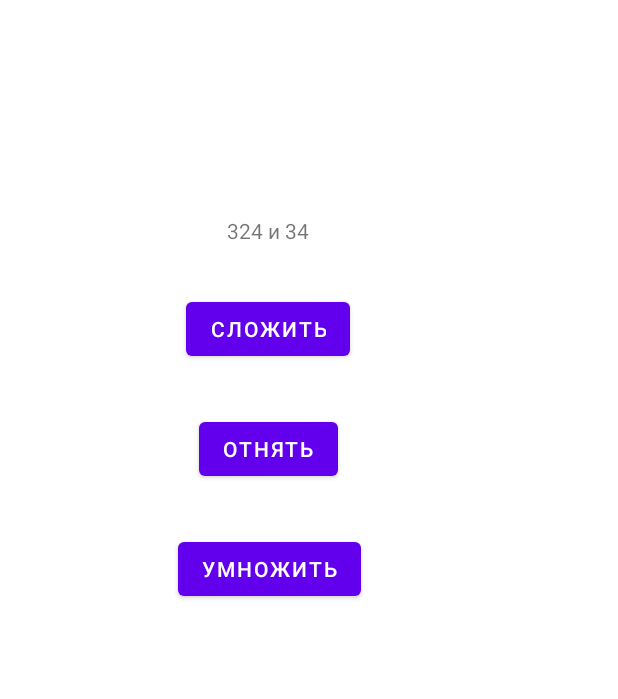
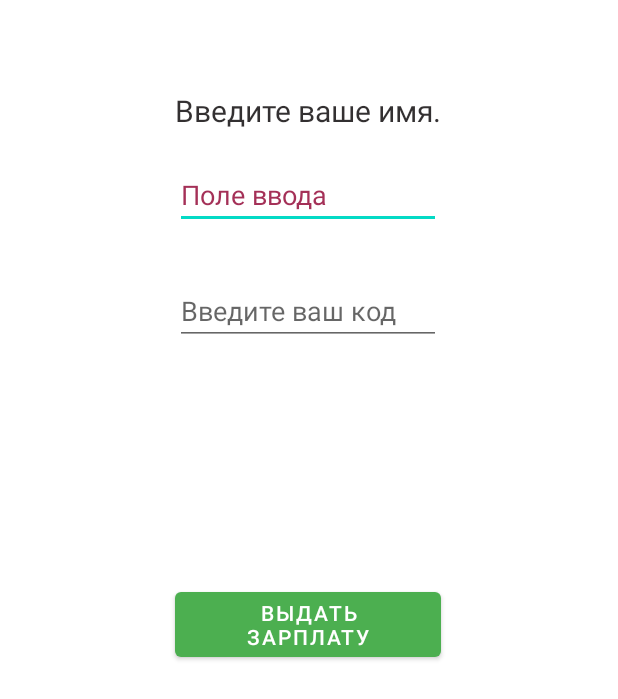
Before and after one commit to SergeiBaz/TestSimpleProjects, an Android app: the layout activity_main.xml on its own in the app's theme, with its tools: preview values and no code run, on a phone screen of 412 x 824 dp. Shown: the top 699 px of the screen. Run offline under Robolectric (Android 15) with nearby library versions, the phone set to English and light mode, and no system bars.

Commit message:
First Commit

```diff
--- a/app/src/main/res/layout/activity_main.xml
+++ b/app/src/main/res/layout/activity_main.xml
@@ -8,46 +8,69 @@
     android:visibility="visible"
     tools:context=".MainActivity">
 
+    <TextView
+        android:id="@+id/textView"
+        android:layout_width="wrap_content"
+        android:layout_height="wrap_content"
+        android:layout_marginTop="60dp"
+        android:text="Введите ваше имя."
+        android:textColor="#D80E0B0C"
+        android:textSize="20sp"
+        app:layout_constraintEnd_toEndOf="parent"
+        app:layout_constraintHorizontal_bias="0.496"
+        app:layout_constraintStart_toStartOf="parent"
+        app:layout_constraintTop_toTopOf="parent" />
+
+    <EditText
+        android:id="@+id/edValue"
+        android:layout_width="0dp"
+        android:layout_height="wrap_content"
+        android:layout_marginTop="20dp"
+        android:ems="10"
+        android:hint="Поле ввода"
+        android:inputType="textPersonName"
+        android:textColorHint="#D8930B39"
+        app:layout_constraintEnd_toEndOf="@+id/textView"
+        app:layout_constraintHorizontal_bias="1.0"
+        app:layout_constraintStart_toStartOf="@+id/textView"
+        app:layout_constraintTop_toBottomOf="@+id/textView" />
 
     <TextView
         android:id="@+id/tvResult"
-        android:layout_width="wrap_content"
-        android:layout_height="wrap_content"
-        android:layout_marginTop="144dp"
-        android:text="324 и 34"
-        app:layout_constraintEnd_toEndOf="parent"
-        app:layout_constraintHorizontal_bias="0.424"
-        app:layout_constraintStart_toStartOf="parent"
-        app:layout_constraintTop_toTopOf="parent" />
+        android:layout_width="107dp"
+        android:layout_height="131dp"
+        android:gravity="center"
+        android:textColor="#FF5722"
+        android:textSize="16sp"
+        android:visibility="visible"
+        app:layout_constraintBottom_toTopOf="@+id/button1"
+        app:layout_constraintEnd_toEndOf="@+id/editPasport"
+        app:layout_constraintStart_toStartOf="@+id/editPasport"
+        app:layout_constraintTop_toBottomOf="@+id/editPasport"
+        app:layout_constraintVertical_bias="0.591" />
 
     <Button
-        android:id="@+id/bFold"
-        android:layout_width="wrap_content"
+        android:id="@+id/button1"
+        android:layout_width="0dp"
+        android:layout_height="wrap_content"
+        android:layout_marginTop="236dp"
+        android:text="Выдать зарплату"
+        app:backgroundTint="#4CAF50"
+        app:layout_constraintEnd_toEndOf="@+id/edValue"
+        app:layout_constraintHorizontal_bias="0.0"
+        app:layout_constraintStart_toStartOf="@+id/edValue"
+        app:layout_constraintTop_toBottomOf="@+id/edValue" />
+
+    <EditText
+        android:id="@+id/editPasport"
+        android:layout_width="0dp"
         android:layout_height="wrap_content"
         android:layout_marginTop="32dp"
-        android:text="Сложить"
-        app:layout_constraintEnd_toEndOf="@+id/tvResult"
-        app:layout_constraintStart_toStartOf="@+id/tvResult"
-        app:layout_constraintTop_toBottomOf="@+id/tvResult" />
+        android:ems="10"
+        android:hint="Введите ваш код"
+        android:inputType="numberPassword"
+        app:layout_constraintEnd_toEndOf="@+id/edValue"
+        app:layout_constraintStart_toStartOf="@+id/edValue"
+        app:layout_constraintTop_toBottomOf="@+id/edValue" />
 
-    <Button
-        android:id="@+id/bSubtract"
-        android:layout_width="wrap_content"
-        android:layout_height="wrap_content"
-        android:layout_marginTop="32dp"
-        android:text="Отнять"
-        app:layout_constraintEnd_toEndOf="@+id/bFold"
-        app:layout_constraintStart_toStartOf="@+id/bFold"
-        app:layout_constraintTop_toBottomOf="@+id/bFold" />
-
-    <Button
-        android:id="@+id/bMultiply"
-        android:layout_width="wrap_content"
-        android:layout_height="wrap_content"
-        android:layout_marginTop="32dp"
-        android:text="Умножить"
-        app:layout_constraintEnd_toEndOf="@+id/bSubtract"
-        app:layout_constraintHorizontal_bias="0.482"
-        app:layout_constraintStart_toStartOf="@+id/bSubtract"
-        app:layout_constraintTop_toBottomOf="@+id/bSubtract" />
 </androidx.constraintlayout.widget.ConstraintLayout>
```
Also changed, not shown: app/src/main/java/com/example/my/Constance/Constance.kt (+12 -1 lines), app/src/main/java/com/example/my/MainActivity.kt (+42 -22 lines), 1 other file.
